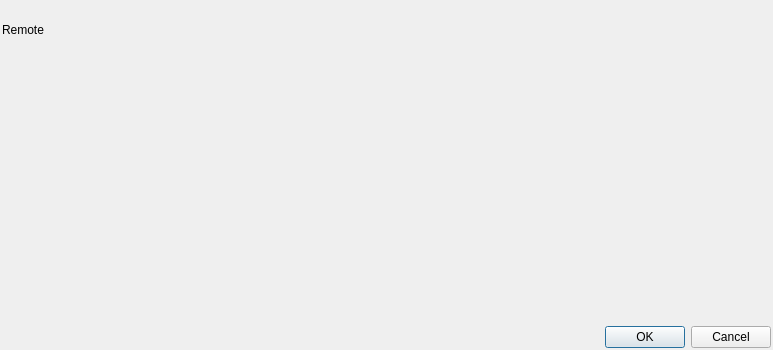
Before: the Qt Designer form src/ui/widgets/editors/w_RemoteEditor.ui in tuduweb/OBC-App, drawn with Qt 5.
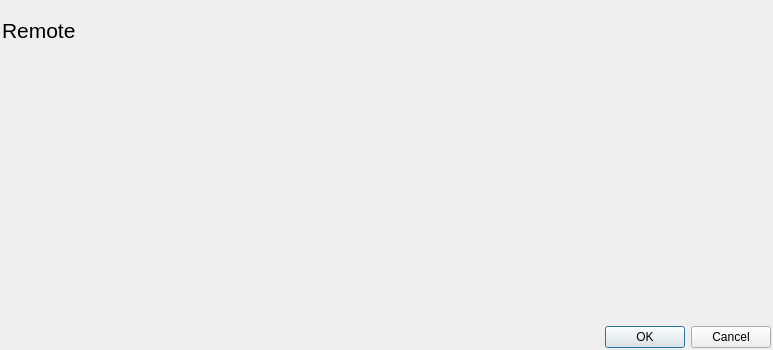
After: the same form once the commit is applied.

Diff of the .ui file:
```diff
--- a/src/ui/widgets/editors/w_RemoteEditor.ui
+++ b/src/ui/widgets/editors/w_RemoteEditor.ui
@@ -41,7 +41,7 @@
       </size>
      </property>
      <property name="styleSheet">
-      <string notr="true">font: 16pt &quot;黑体&quot;;</string>
+      <string notr="true">font: 16pt;</string>
      </property>
      <property name="text">
       <string>Remote</string>
```
Left out of the diff: 16 changed lines with no effect on the pictures.
